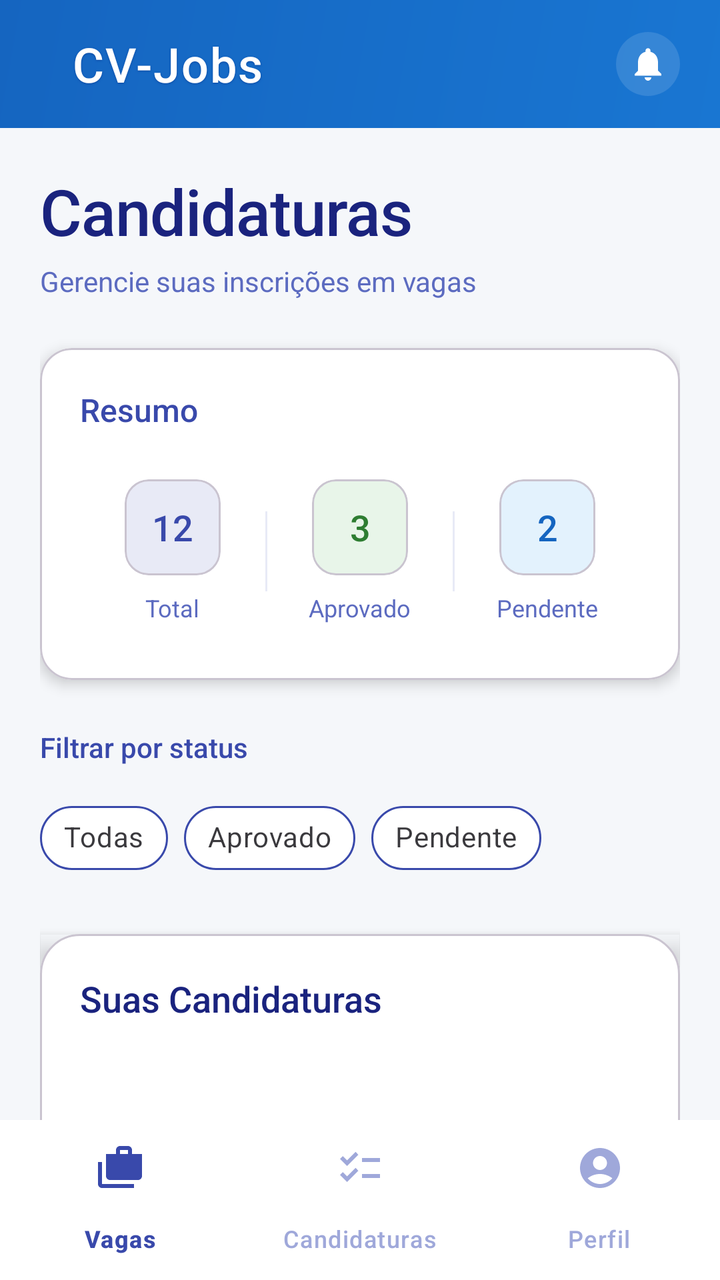
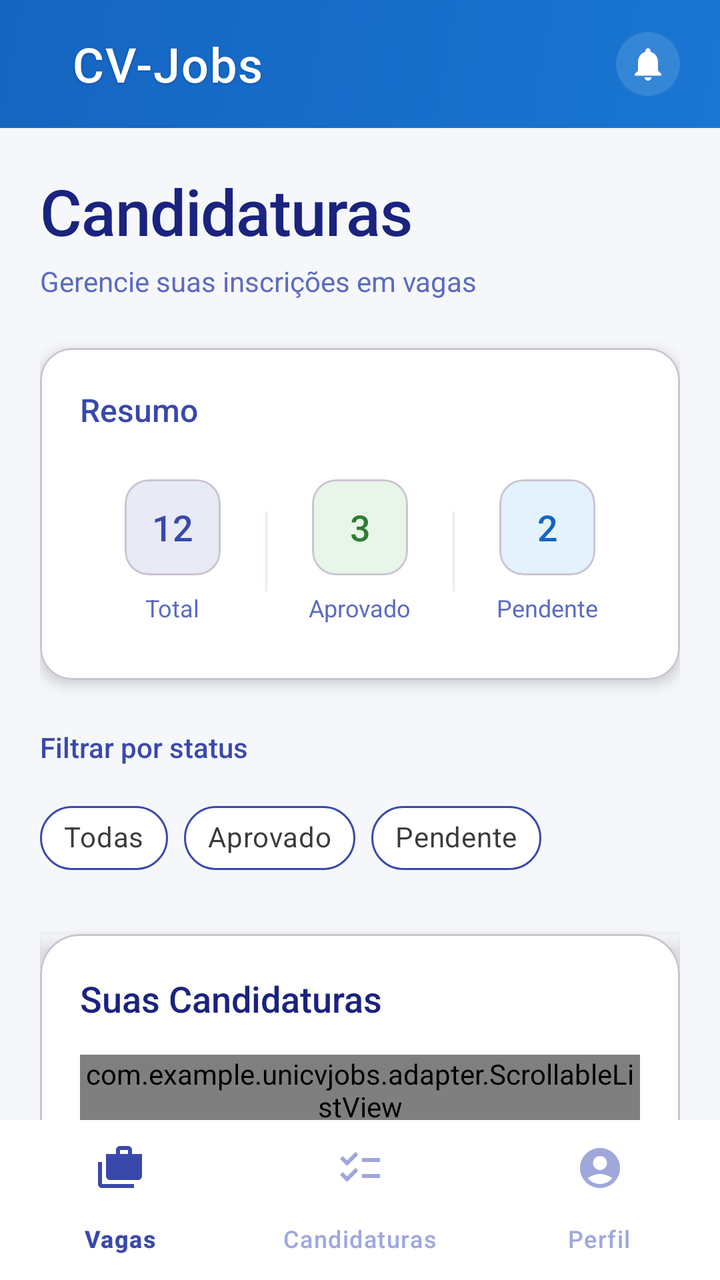

The first picture is an Android layout as it rendered before a commit; the second is the same layout after the commit. The layout source and the unified diff follow.
<!-- AndroidManifest.xml: application theme Theme.UnicvJobs -->
<!-- res/layout/activity_candidaturas.xml -->
<?xml version="1.0" encoding="utf-8"?>
<LinearLayout xmlns:android="http://schemas.android.com/apk/res/android"
    xmlns:app="http://schemas.android.com/apk/res-auto"
    xmlns:tools="http://schemas.android.com/tools"
    android:id="@+id/main"
    android:layout_width="match_parent"
    android:layout_height="match_parent"
    android:orientation="vertical"
    android:background="#F5F7FA"
    android:fitsSystemWindows="true"
    tools:context=".estudante.Candidaturas">

    <com.google.android.material.appbar.MaterialToolbar
        android:layout_width="match_parent"
        android:layout_height="?attr/actionBarSize"
        android:background="@drawable/toolbar_gradient"
        android:elevation="8dp"
        app:titleTextColor="#FFFFFF">

        <LinearLayout
            android:layout_width="match_parent"
            android:layout_height="match_parent"
            android:orientation="horizontal"
            android:gravity="center_vertical"
            android:paddingStart="20dp"
            android:paddingEnd="20dp">

            <TextView
                android:layout_width="0dp"
                android:layout_height="wrap_content"
                android:layout_weight="1"
                android:text="CV-Jobs"
                android:textSize="24sp"
                android:textColor="#FFFFFF"
                android:fontFamily="sans-serif-medium"
                android:letterSpacing="0.03"
                android:shadowColor="#0D47A1"
                android:shadowDx="0"
                android:shadowDy="1"
                android:shadowRadius="2"/>

            <ImageView
                android:id="@+id/btn_notifications"
                android:layout_width="32dp"
                android:layout_height="32dp"
                android:src="@drawable/ic_notifications"
                android:background="@drawable/circle_background_white_alpha"
                android:padding="6dp"
                app:tint="#FFFFFF" />

        </LinearLayout>

    </com.google.android.material.appbar.MaterialToolbar>

    <androidx.core.widget.NestedScrollView
        android:layout_width="match_parent"
        android:layout_height="0dp"
        android:layout_weight="1"
        android:clipToPadding="false"
        android:paddingStart="20dp"
        android:paddingEnd="20dp"
        android:paddingTop="20dp"
        android:paddingBottom="80dp">

        <LinearLayout
            android:layout_width="match_parent"
            android:layout_height="wrap_content"
            android:orientation="vertical">

            <LinearLayout
                android:layout_width="match_parent"
                android:layout_height="wrap_content"
                android:orientation="vertical"
                android:layout_marginBottom="24dp">

                <TextView
                    android:layout_width="match_parent"
                    android:layout_height="wrap_content"
                    android:text="Candidaturas"
                    android:textSize="32sp"
                    android:textColor="#1A237E"
                    android:fontFamily="sans-serif-medium"
                    android:letterSpacing="-0.01"
                    android:lineHeight="38sp"/>

                <TextView
                    android:layout_width="match_parent"
                    android:layout_height="wrap_content"
                    android:text="Gerencie suas inscrições em vagas"
                    android:textSize="14sp"
                    android:textColor="#5C6BC0"
                    android:layout_marginTop="4dp"/>

            </LinearLayout>

            <com.google.android.material.card.MaterialCardView
                android:id="@+id/stats_card"
                android:layout_width="match_parent"
                android:layout_height="wrap_content"
                android:layout_marginBottom="24dp"
                app:cardCornerRadius="16dp"
                app:cardElevation="4dp"
                app:cardBackgroundColor="#FFFFFF"
                android:foreground="?android:attr/selectableItemBackground"
                android:clickable="true"
                android:focusable="true">

                <LinearLayout
                    android:layout_width="match_parent"
                    android:layout_height="wrap_content"
                    android:orientation="vertical"
                    android:padding="20dp">

                    <TextView
                        android:layout_width="match_parent"
                        android:layout_height="wrap_content"
                        android:text="Resumo"
                        android:textSize="16sp"
                        android:textColor="#3949AB"
                        android:fontFamily="sans-serif-medium"
                        android:layout_marginBottom="16dp"/>

                    <LinearLayout
                        android:layout_width="match_parent"
                        android:layout_height="wrap_content"
                        android:orientation="horizontal"
                        android:weightSum="3">

                        <LinearLayout
                            android:layout_width="0dp"
                            android:layout_height="wrap_content"
                            android:layout_weight="1"
                            android:orientation="vertical"
                            android:gravity="center"
                            android:padding="8dp">

                            <com.google.android.material.card.MaterialCardView
                                android:layout_width="48dp"
                                android:layout_height="48dp"
                                android:layout_marginBottom="8dp"
                                app:cardCornerRadius="12dp"
                                app:cardBackgroundColor="#E8EAF6"
                                app:cardElevation="0dp">

                                <TextView
                                    android:id="@+id/totalCandidatura"
                                    android:layout_width="match_parent"
                                    android:layout_height="match_parent"
                                    android:text="12"
                                    android:textSize="18sp"
                                    android:textColor="#3949AB"
                                    android:gravity="center"
                                    android:fontFamily="sans-serif-medium"/>

                            </com.google.android.material.card.MaterialCardView>

                            <TextView
                                android:layout_width="wrap_content"
                                android:layout_height="wrap_content"
                                android:text="Total"
                                android:textSize="12sp"
                                android:textColor="#5C6BC0"/>

                        </LinearLayout>

                        <View
                            android:layout_width="1dp"
                            android:layout_height="40dp"
                            android:background="#E8EAF6"
                            android:layout_gravity="center"/>

                        <LinearLayout
                            android:layout_width="0dp"
                            android:layout_height="wrap_content"
                            android:layout_weight="1"
                            android:orientation="vertical"
                            android:gravity="center"
                            android:padding="8dp">

                            <com.google.android.material.card.MaterialCardView
                                android:layout_width="48dp"
                                android:layout_height="48dp"
                                android:layout_marginBottom="8dp"
                                app:cardCornerRadius="12dp"
                                app:cardBackgroundColor="#E8F5E9"
                                app:cardElevation="0dp">

                                <TextView
                                    android:id="@+id/candidatura_ativas"
                                    android:layout_width="match_parent"
                                    android:layout_height="match_parent"
                                    android:text="3"
                                    android:textSize="18sp"
                                    android:textColor="#2E7D32"
                                    android:gravity="center"
                                    android:fontFamily="sans-serif-medium"/>

                            </com.google.android.material.card.MaterialCardView>

                            <TextView
                                android:layout_width="wrap_content"
                                android:layout_height="wrap_content"
                                android:text="Aprovado"
                                android:textSize="12sp"
                                android:textColor="#5C6BC0"/>

                        </LinearLayout>

                        <View
                            android:layout_width="1dp"
                            android:layout_height="40dp"
                            android:background="#E8EAF6"
                            android:layout_gravity="center"/>

                        <LinearLayout
                            android:layout_width="0dp"
                            android:layout_height="wrap_content"
                            android:layout_weight="1"
                            android:orientation="vertical"
                            android:gravity="center"
                            android:padding="8dp">

                            <com.google.android.material.card.MaterialCardView
                                android:layout_width="48dp"
                                android:layout_height="48dp"
                                android:layout_marginBottom="8dp"
                                app:cardCornerRadius="12dp"
                                app:cardBackgroundColor="#E3F2FD"
                                app:cardElevation="0dp">

                                <TextView
                                    android:id="@+id/candidaturas_pendentes"
                                    android:layout_width="match_parent"
                                    android:layout_height="match_parent"
                                    android:text="2"
                                    android:textSize="18sp"
                                    android:textColor="#1565C0"
                                    android:gravity="center"
                                    android:fontFamily="sans-serif-medium"/>

                            </com.google.android.material.card.MaterialCardView>

                            <TextView
                                android:layout_width="wrap_content"
                                android:layout_height="wrap_content"
                                android:text="Pendente"
                                android:textSize="12sp"
                                android:textColor="#5C6BC0"/>

                        </LinearLayout>

                    </LinearLayout>

                </LinearLayout>

            </com.google.android.material.card.MaterialCardView>

            <TextView
                android:layout_width="match_parent"
                android:layout_height="wrap_content"
                android:text="Filtrar por status"
                android:textSize="14sp"
                android:textColor="#3949AB"
                android:fontFamily="sans-serif-medium"
                android:layout_marginBottom="12dp"/>

            <com.google.android.material.chip.ChipGroup
                android:id="@+id/chip_group"
                android:layout_width="match_parent"
                android:layout_height="wrap_content"
                android:layout_marginBottom="24dp"
                app:singleSelection="true"
                app:chipSpacingHorizontal="8dp">

                <com.google.android.material.chip.Chip
                    style="@style/Widget.MaterialComponents.Chip.Filter"
                    android:layout_width="wrap_content"
                    android:layout_height="wrap_content"
                    android:text="Todas"
                    app:chipBackgroundColor="@drawable/statelist_chip"
                    app:chipStrokeColor="#3949AB"
                    app:chipStrokeWidth="1dp"
                    app:checkedIconVisible="false"/>

                <com.google.android.material.chip.Chip
                    style="@style/Widget.MaterialComponents.Chip.Filter"
                    android:layout_width="wrap_content"
                    android:layout_height="wrap_content"
                    android:text="Aprovado"
                    app:chipBackgroundColor="@drawable/statelist_chip"
                    app:chipStrokeColor="#3949AB"
                    app:chipStrokeWidth="1dp"
                    app:checkedIconVisible="false"/>

                <com.google.android.material.chip.Chip
                    style="@style/Widget.MaterialComponents.Chip.Filter"
                    android:layout_width="wrap_content"
                    android:layout_height="wrap_content"
                    android:text="Pendente"
                    app:chipBackgroundColor="@drawable/statelist_chip"
                    app:chipStrokeColor="#3949AB"
                    app:chipStrokeWidth="1dp"
                    app:checkedIconVisible="false"/>

            </com.google.android.material.chip.ChipGroup>

            <com.google.android.material.card.MaterialCardView
                android:id="@+id/list_card"
                android:layout_width="match_parent"
                android:layout_height="wrap_content"
                app:cardCornerRadius="20dp"
                app:cardElevation="6dp"
                app:cardBackgroundColor="#FFFFFF"
                android:outlineProvider="bounds">

                <LinearLayout
                    android:layout_width="match_parent"
                    android:layout_height="wrap_content"
                    android:orientation="vertical"
                    android:padding="20dp">

                    <TextView
                        android:layout_width="match_parent"
                        android:layout_height="wrap_content"
                        android:text="Suas Candidaturas"
                        android:textSize="18sp"
                        android:textColor="#1A237E"
                        android:fontFamily="sans-serif-medium"
                        android:layout_marginBottom="16dp"/>

                    <LinearLayout
                        android:id="@+id/emptyStateView"
                        android:layout_width="match_parent"
                        android:layout_height="wrap_content"
                        android:orientation="vertical"
                        android:gravity="center"
                        android:padding="40dp"
                        android:visibility="gone">

                        <com.google.android.material.card.MaterialCardView
                            android:layout_width="80dp"
                            android:layout_height="80dp"
                            android:layout_marginBottom="16dp"
                            app:cardCornerRadius="40dp"
                            app:cardBackgroundColor="#F5F5F5"
                            app:cardElevation="2dp">

                            <ImageView
                                android:layout_width="match_parent"
                                android:layout_height="match_parent"
                                android:src="@drawable/minhas_vagas"
                                android:padding="20dp"
                                app:tint="#9FA8DA" />

                        </com.google.android.material.card.MaterialCardView>

                        <TextView
                            android:layout_width="wrap_content"
                            android:layout_height="wrap_content"
                            android:text="Nenhuma candidatura"
                            android:textSize="16sp"
                            android:textColor="#3949AB"
                            android:fontFamily="sans-serif-medium"
                            android:layout_marginBottom="8dp"/>

                        <TextView
                            android:layout_width="wrap_content"
                            android:layout_height="wrap_content"
                            android:text="Suas candidaturas aparecerão aqui"
                            android:textSize="14sp"
                            android:textColor="#7986CB"
                            android:textAlignment="center"
                            android:maxWidth="200dp"/>

                    </LinearLayout>

                    <ListView
                        android:id="@+id/listaCandidatura"
                        android:layout_width="match_parent"
                        android:layout_height="347dp"
                        android:divider="@null"
                        android:dividerHeight="10dp"
                        android:nestedScrollingEnabled="true" />

                </LinearLayout>

            </com.google.android.material.card.MaterialCardView>

        </LinearLayout>

    </androidx.core.widget.NestedScrollView>

    <com.google.android.material.bottomnavigation.BottomNavigationView
        android:id="@+id/nav_bar_aluno"
        android:layout_width="match_parent"
        android:layout_height="wrap_content"
        android:background="#FFFFFF"
        android:elevation="12dp"
        app:menu="@menu/aluno_nav_bar"
        app:labelVisibilityMode="labeled"
        app:itemHorizontalTranslationEnabled="false"
        app:itemIconTint="@drawable/statelist_nav"
        app:itemTextColor="@drawable/statelist_nav"/>

</LinearLayout>
<!-- resources referenced by this layout -->
<resources>
  <!-- drawable circle_background_white_alpha (drawable) -->
  <shape xmlns:android="http://schemas.android.com/apk/res/android">
      <solid android:color="#20FFFFFF"/>
      <corners android:radius="16dp"/>
  </shape>
  <!-- drawable ic_notifications (drawable) -->
  <vector xmlns:android="http://schemas.android.com/apk/res/android"
      android:width="24dp"
      android:height="24dp"
      android:viewportWidth="24"
      android:viewportHeight="24">
      <path
          android:fillColor="#000000"
          android:pathData="M12,22c1.1,0 2,-0.9 2,-2h-4c0,1.1 0.9,2 2,2zM18,16v-5c0,-3.07 -1.64,-5.64 -4.5,-6.32L13.5,4c0,-0.83 -0.67,-1.5 -1.5,-1.5s-1.5,0.67 -1.5,1.5v0.68C7.63,5.36 6,7.92 6,11v5l-2,2v1h16v-1l-2,-2z"/>
  </vector>
  <!-- drawable minhas_vagas (drawable) -->
  <vector xmlns:android="http://schemas.android.com/apk/res/android" android:height="24dp" android:tint="#000000" android:viewportHeight="24" android:viewportWidth="24" android:width="24dp">
        
      <path android:fillColor="@android:color/white" android:pathData="M18,5V3c0,-1.1 -0.9,-2 -2,-2h-4c-1.1,0 -2,0.9 -2,2v2H5v11c0,1.1 0.9,2 2,2h14c1.1,0 2,-0.9 2,-2V5H18zM16,5h-4V3h4V5zM3,9H1v11c0,1.11 0.89,2 2,2h16v-2H3V9z"/>
      
  </vector>
  <!-- drawable statelist_chip (drawable) -->
  <?xml version="1.0" encoding="utf-8"?>
  <selector xmlns:android="http://schemas.android.com/apk/res/android">
      <item android:color="@color/chip_checked" android:state_checked="true"/>
      <item android:color="@color/chip_unchecked" android:state_checked="false"/>
  </selector>
  <!-- drawable statelist_nav (drawable) -->
  <?xml version="1.0" encoding="utf-8"?>
  <selector xmlns:android="http://schemas.android.com/apk/res/android">
      <item android:color="@color/nav_selected" android:state_checked="true"/>
      <item android:color="@color/nav_unselected" android:state_checked="false"/>
  </selector>
  <!-- drawable toolbar_gradient (drawable) -->
  <shape xmlns:android="http://schemas.android.com/apk/res/android">
      <gradient
          android:startColor="#1976D2"
          android:endColor="#1565C0"
          android:angle="135"/>
      <corners android:radius="0dp"/>
  </shape>
  <style name="Theme.UnicvJobs" parent="Base.Theme.UnicvJobs" />
  <color name="chip_checked">#3949AB</color>
  <color name="chip_unchecked">#FFFFFF</color>
  <color name="nav_selected">#3949AB</color>
  <color name="nav_unselected">#9FA8DA</color>
  <style name="Base.Theme.UnicvJobs" parent="Theme.Material3.DayNight.NoActionBar">
          
          
      </style>
</resources>

<!-- the commit's change to res/layout/activity_candidaturas.xml (unified diff, before → after) -->
@@ -374,13 +374,13 @@
 
                     </LinearLayout>
 
-                    <ListView
+                    <com.example.unicvjobs.adapter.ScrollableListView
                         android:id="@+id/listaCandidatura"
                         android:layout_width="match_parent"
-                        android:layout_height="347dp"
+                        android:layout_height="wrap_content"
                         android:divider="@null"
                         android:dividerHeight="10dp"
-                        android:nestedScrollingEnabled="true" />
+                        android:nestedScrollingEnabled="false" />
 
                 </LinearLayout>
 
